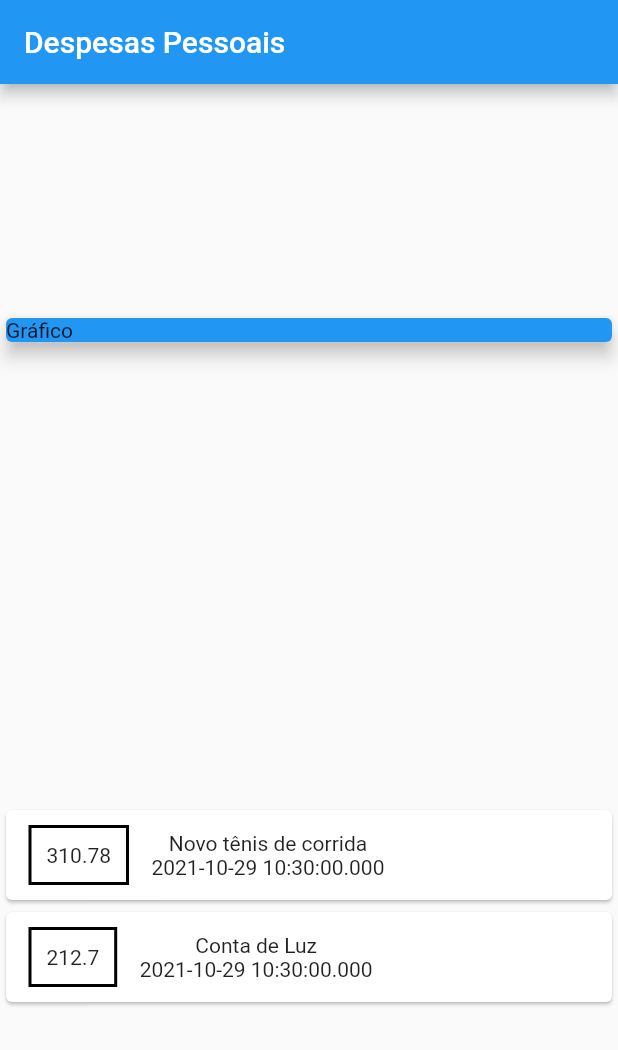
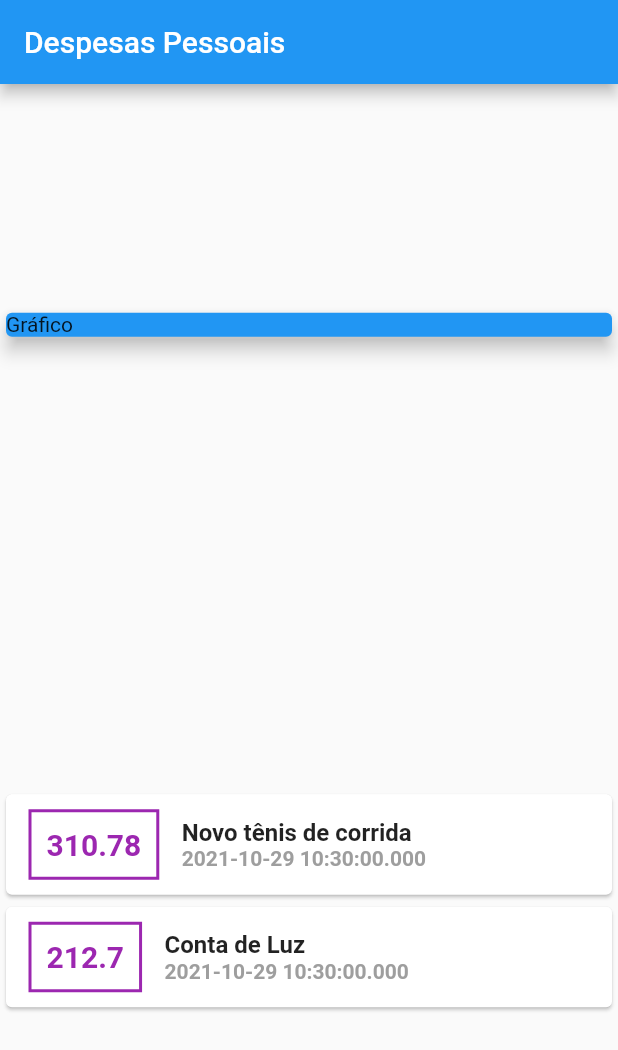
Before and after one commit to elton-costa/expenses, a Flutter app: the screen it shows after launch, on a phone screen of 412 x 824 dp. Shown: the top 1050 px of the screen. Run offline on Flutter 3.47's test engine with Material 2 defaults, Android fonts, the light colour scheme and no system bars.

Commit message:
Style title and date

```diff
--- a/lib/main.dart
+++ b/lib/main.dart
@@ -53,16 +53,37 @@ class MyHomePage extends StatelessWidget {
                       ),
                       decoration: BoxDecoration(
                           border: Border.all(
-                        color: Colors.black,
+                        color: Colors.purple,
                         width: 2,
                       )),
                       padding: EdgeInsets.all(10),
-                      child: Text(tr.value.toString()),
+                      child: Text(
+                        tr.value.toString(),
+                        style: TextStyle(
+                          fontWeight: FontWeight.bold,
+                          fontSize: 20,
+                          color: Colors.purple,
+                        ),
+                      ),
                     ),
                     Column(
+                      crossAxisAlignment: CrossAxisAlignment.start,
                       children: [
-                        Text(tr.title),
-                        Text(tr.date.toString()),
+                        Text(
+                          tr.title,
+                          style: TextStyle(
+                            fontWeight: FontWeight.bold,
+                            fontSize: 16,
+                          ),
+                        ),
+                        Text(
+                          tr.date.toString(),
+                          style: TextStyle(
+                            fontWeight: FontWeight.bold,
+                            fontSize: 14,
+                            color: Colors.grey,
+                          ),
+                        ),
                       ],
                     ),
                   ],
```
